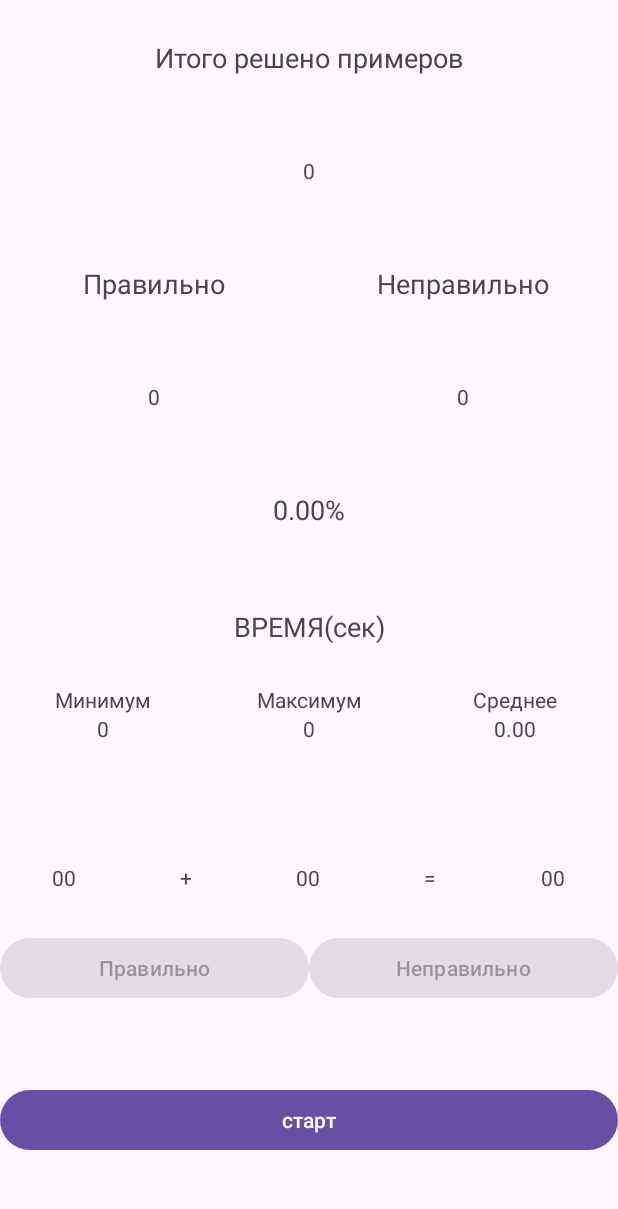
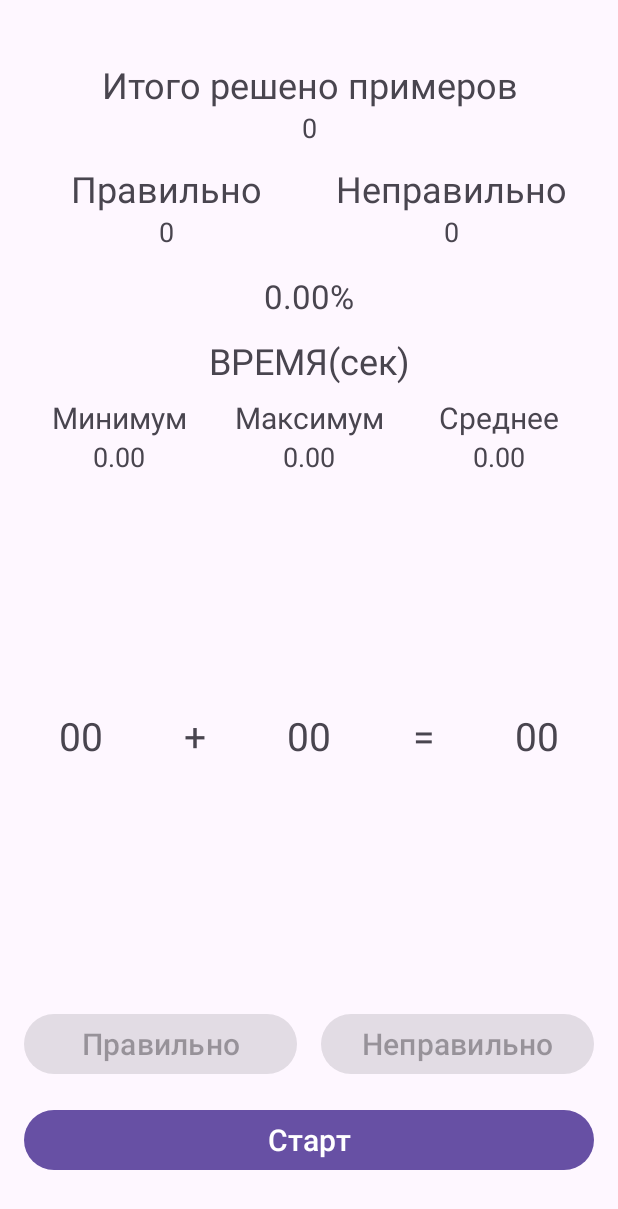
Before and after one commit to Pipotka/SolveExample, an Android app: the layout activity_main.xml on its own in the app's theme, with its tools: preview values and no code run, on a phone screen of 412 x 824 dp. Shown: the top 1209 px of the screen. Run offline under Robolectric (Android 15) with nearby library versions, the phone set to English and light mode, and no system bars.

Commit message:
Изменил макет

```diff
--- a/app/src/main/java/com/example/solveexample/MainActivity.kt
+++ b/app/src/main/java/com/example/solveexample/MainActivity.kt
@@ -9,8 +9,6 @@ import androidx.activity.enableEdgeToEdge
 import androidx.appcompat.app.AppCompatActivity
 import androidx.core.content.ContextCompat
 import com.example.solveexample.databinding.ActivityMainBinding
-import java.util.Timer
-import kotlin.math.min
 import kotlin.random.Random
 
 class MainActivity : AppCompatActivity() {
@@ -18,11 +16,11 @@ class MainActivity : AppCompatActivity() {
     private var problem = Problem()
     private var problemBook = ProblemBook()
     private var countDownTimer: CountDownTimer? = null
-    private var seconds = 0
-    private var minTime = 1000
-    private var maxTime = 0
+    private var miliSeconds = 0
+    private var minTime = 10000000.0f
+    private var maxTime = 0.00f
     private var avrTime = 0.00f
-    private var timeRecords = ArrayList<Int>()
+    private var timeRecords = ArrayList<Float>()
 
 
     override fun onCreate(savedInstanceState: Bundle?) {
@@ -47,7 +45,7 @@ class MainActivity : AppCompatActivity() {
             else -> false
         }
         stopTimer()
-        timeRecords.add(seconds)
+        timeRecords.add(getMiliseconds())
         binding.correctButton.isEnabled = false
         binding.incorrectButton.isEnabled = false
 
@@ -127,31 +125,41 @@ class MainActivity : AppCompatActivity() {
         binding.totalCount.text = "${problemBook.correctlySolvedProblems + problemBook.incorrectlySolvedProblems}"
         binding.correctCount.text = problemBook.correctlySolvedProblems.toString()
         binding.incorrectCount.text = problemBook.incorrectlySolvedProblems.toString()
-        binding.percentCorrect.text = "${"%.2f".format(problemBook.getPercentageOfCorrectAnswers())}%"
+        binding.percentCorrect.text = formatFloat(problemBook.getPercentageOfCorrectAnswers()) + '%'
     }
 
     private fun showTimerState(){
         binding.maxTime.text = maxTime.toString()
         binding.minTime.text = minTime.toString()
-        binding.avgTime.text = "${"%.2f".format(avrTime)}"
+        binding.avgTime.text = formatFloat(avrTime)
     }
 
     private fun updateTimerState(){
-        if (minTime > seconds) minTime = seconds
-        if (maxTime < seconds) maxTime = seconds
+        if (minTime > getMiliseconds()) minTime = getMiliseconds()
+        if (maxTime < getMiliseconds()) maxTime = getMiliseconds()
         avrTime = if (timeRecords.count() == 0) 0.0f else timeRecords.sum().toFloat() / timeRecords.count().toFloat()
+    }
+
+    private fun formatFloat(number : Float) : String{
+        return "%.2f".format(number)
     }
 
     private fun startTimer() {
         if (countDownTimer != null) return
 
-        countDownTimer = object : CountDownTimer(Long.MAX_VALUE, 1000) {
+        countDownTimer = object : CountDownTimer(Long.MAX_VALUE, 1) {
             override fun onTick(millisUntilFinished: Long) {
-                seconds++
+                miliSeconds++
             }
 
             override fun onFinish() {}
-        }.start()
+        }
+
+        countDownTimer?.start()
+    }
+
+    private fun getMiliseconds() : Float{
+        return miliSeconds.toFloat() / 1000f
     }
 
     private fun stopTimer() {
@@ -162,6 +170,6 @@ class MainActivity : AppCompatActivity() {
     private fun resetTimer() {
         countDownTimer?.cancel()
         countDownTimer = null
-        seconds = 0
+        miliSeconds = 0
     }
 }
--- a/app/src/main/res/layout/activity_main.xml
+++ b/app/src/main/res/layout/activity_main.xml
@@ -5,91 +5,34 @@
     android:layout_width="match_parent"
     android:layout_height="match_parent"
     android:orientation="vertical"
+    android:padding="16dp"
     tools:context=".MainActivity">
+
+    <LinearLayout
+        android:layout_width="match_parent"
+        android:layout_height="wrap_content"
+        android:orientation="vertical"
+        android:layout_marginTop="24dp">
 
         <TextView
             android:layout_width="match_parent"
             android:layout_height="wrap_content"
-        android:layout_weight="1"
             android:gravity="center"
             android:text="@string/total_solved"
-        android:textSize="18sp" />
+            android:textSize="24sp"/>
 
         <TextView
             android:id="@+id/total_count"
             android:layout_width="match_parent"
             android:layout_height="wrap_content"
             android:gravity="center"
-        android:layout_weight="1"
-        android:text="0" />
+            android:text="0"
+            android:textSize="18sp"
+            android:layout_marginBottom="12dp"/>
 
         <LinearLayout
             android:layout_width="match_parent"
             android:layout_height="wrap_content"
-        android:layout_weight="1"
-        android:orientation="horizontal">
-
-        <TextView
-            android:layout_width="match_parent"
-            android:layout_height="match_parent"
-            android:layout_weight="1"
-            android:gravity="center"
-            android:text="@string/correct"
-            android:textSize="18sp" />
-
-        <TextView
-            android:layout_width="match_parent"
-            android:layout_height="match_parent"
-            android:layout_weight="1"
-            android:gravity="center"
-            android:text="@string/incorrect"
-            android:textSize="18sp" />
-    </LinearLayout>
-
-    <LinearLayout
-        android:layout_width="match_parent"
-        android:layout_height="wrap_content"
-        android:layout_weight="1"
-        android:orientation="horizontal">
-
-        <TextView
-            android:id="@+id/correct_count"
-            android:layout_width="match_parent"
-            android:layout_height="match_parent"
-            android:layout_weight="1"
-            android:gravity="center"
-            android:text="0" />
-
-        <TextView
-            android:id="@+id/incorrect_count"
-            android:layout_width="match_parent"
-            android:layout_height="match_parent"
-            android:layout_weight="1"
-            android:gravity="center"
-            android:text="0" />
-    </LinearLayout>
-
-    <TextView
-        android:id="@+id/percent_correct"
-        android:layout_width="match_parent"
-        android:layout_height="wrap_content"
-        android:layout_weight="1"
-        android:gravity="center"
-        android:text="0.00%"
-        android:textSize="18sp" />
-
-    <TextView
-        android:layout_width="match_parent"
-        android:layout_height="wrap_content"
-        android:layout_weight="1"
-        android:gravity="center"
-        android:text="@string/time"
-        android:textSize="18sp" />
-
-    <LinearLayout
-        android:layout_width="match_parent"
-        android:layout_height="wrap_content"
-        android:layout_weight="1"
             android:orientation="horizontal">
 
             <LinearLayout
@@ -102,14 +45,16 @@
                     android:layout_width="match_parent"
                     android:layout_height="wrap_content"
                     android:gravity="center"
-                android:text="@string/min_time" />
+                    android:text="@string/correct"
+                    android:textSize="24sp"/>
 
                 <TextView
-                android:id="@+id/min_time"
+                    android:id="@+id/correct_count"
                     android:layout_width="match_parent"
                     android:layout_height="wrap_content"
                     android:gravity="center"
-                android:text="0" />
+                    android:text="0"
+                    android:textSize="18sp"/>
             </LinearLayout>
 
             <LinearLayout
@@ -122,14 +67,73 @@
                     android:layout_width="match_parent"
                     android:layout_height="wrap_content"
                     android:gravity="center"
-                android:text="@string/max_time" />
+                    android:text="@string/incorrect"
+                    android:textSize="24sp"/>
 
                 <TextView
-                android:id="@+id/max_time"
+                    android:id="@+id/incorrect_count"
                     android:layout_width="match_parent"
                     android:layout_height="wrap_content"
                     android:gravity="center"
-                android:text="0" />
+                    android:text="0"
+                    android:textSize="18sp"/>
+            </LinearLayout>
+        </LinearLayout>
+    </LinearLayout>
+
+    <LinearLayout
+        android:layout_width="match_parent"
+        android:layout_height="wrap_content"
+        android:orientation="vertical"
+        android:layout_marginTop="16dp">
+
+        <TextView
+            android:id="@+id/percent_correct"
+            android:layout_width="match_parent"
+            android:layout_height="wrap_content"
+            android:gravity="center"
+            android:text="0.00%"
+            android:textSize="22sp"/>
+
+        <LinearLayout
+            android:layout_width="match_parent"
+            android:layout_height="wrap_content"
+            android:orientation="vertical"
+            android:layout_marginTop="12dp">
+
+            <TextView
+                android:layout_width="match_parent"
+                android:layout_height="wrap_content"
+                android:gravity="center"
+                android:text="@string/time"
+                android:textSize="24sp"/>
+
+            <LinearLayout
+                android:layout_width="match_parent"
+                android:layout_height="wrap_content"
+                android:orientation="horizontal"
+                android:layout_marginTop="8dp">
+
+                <LinearLayout
+                    android:layout_width="0dp"
+                    android:layout_height="wrap_content"
+                    android:layout_weight="1"
+                    android:orientation="vertical">
+
+                    <TextView
+                        android:layout_width="match_parent"
+                        android:layout_height="wrap_content"
+                        android:gravity="center"
+                        android:text="@string/min_time"
+                        android:textSize="20sp"/>
+
+                    <TextView
+                        android:id="@+id/min_time"
+                        android:layout_width="match_parent"
+                        android:layout_height="wrap_content"
+                        android:gravity="center"
+                        android:text="0.00"
+                        android:textSize="18sp"/>
                 </LinearLayout>
 
                 <LinearLayout
@@ -142,67 +146,117 @@
                         android:layout_width="match_parent"
                         android:layout_height="wrap_content"
                         android:gravity="center"
-                android:text="@string/avg_time" />
+                        android:text="@string/max_time"
+                        android:textSize="20sp"/>
+
+                    <TextView
+                        android:id="@+id/max_time"
+                        android:layout_width="match_parent"
+                        android:layout_height="wrap_content"
+                        android:gravity="center"
+                        android:text="0.00"
+                        android:textSize="18sp"/>
+                </LinearLayout>
+
+                <LinearLayout
+                    android:layout_width="0dp"
+                    android:layout_height="wrap_content"
+                    android:layout_weight="1"
+                    android:orientation="vertical">
+
+                    <TextView
+                        android:layout_width="match_parent"
+                        android:layout_height="wrap_content"
+                        android:gravity="center"
+                        android:text="@string/avg_time"
+                        android:textSize="20sp"/>
 
                     <TextView
                         android:id="@+id/avg_time"
                         android:layout_width="match_parent"
                         android:layout_height="wrap_content"
                         android:gravity="center"
-                android:text="0.00" />
+                        android:text="0.00"
+                        android:textSize="18sp"/>
+                </LinearLayout>
+            </LinearLayout>
+        </LinearLayout>
+    </LinearLayout>
+
+    <LinearLayout
+        android:layout_width="match_parent"
+        android:layout_height="0dp"
+        android:layout_weight="1"
+        android:gravity="center"
+        android:orientation="vertical">
+
+        <LinearLayout
+            android:layout_width="match_parent"
+            android:layout_height="wrap_content"
+            android:orientation="horizontal">
+
+            <LinearLayout
+                android:layout_width="match_parent"
+                android:layout_height="wrap_content"
+                android:layout_marginBottom="8dp"
+                android:orientation="horizontal">
+
+                <TextView
+                    android:id="@+id/first_number"
+                    android:layout_width="0dp"
+                    android:layout_height="wrap_content"
+                    android:layout_weight="1"
+                    android:gravity="center"
+                    android:text="00"
+                    android:textSize="26sp"/>
+
+                <TextView
+                    android:id="@+id/operation"
+                    android:layout_width="0dp"
+                    android:layout_height="wrap_content"
+                    android:layout_weight="1"
+                    android:gravity="center"
+                    android:text="+"
+                    android:textSize="26sp"/>
+
+                <TextView
+                    android:id="@+id/second_number"
+                    android:layout_width="0dp"
+                    android:layout_height="wrap_content"
+                    android:layout_weight="1"
+                    android:gravity="center"
+                    android:text="00"
+                    android:textSize="26sp"/>
+
+                <TextView
+                    android:layout_width="0dp"
+                    android:layout_height="wrap_content"
+                    android:layout_weight="1"
+                    android:gravity="center"
+                    android:text="="
+                    android:textSize="26sp"/>
+
+                <TextView
+                    android:id="@+id/answer"
+                    android:layout_width="0dp"
+                    android:layout_height="wrap_content"
+                    android:layout_weight="1"
+                    android:gravity="center"
+                    android:text="00"
+                    android:textSize="26sp"/>
+            </LinearLayout>
         </LinearLayout>
     </LinearLayout>
 
     <LinearLayout
         android:layout_width="match_parent"
         android:layout_height="wrap_content"
-        android:layout_weight="1"
-        android:orientation="horizontal">
-
-        <TextView
-            android:id="@+id/first_number"
-            android:layout_width="wrap_content"
-            android:layout_height="match_parent"
-            android:layout_weight="1"
-            android:gravity="center"
-            android:text="00" />
-
-        <TextView
-            android:id="@+id/operation"
-            android:layout_width="wrap_content"
-            android:layout_height="match_parent"
-            android:layout_weight="1"
-            android:gravity="center"
-            android:text="+" />
-
-        <TextView
-            android:id="@+id/second_number"
-            android:layout_width="wrap_content"
-            android:layout_height="match_parent"
-            android:layout_weight="1"
-            android:gravity="center"
-            android:text="00" />
-
-        <TextView
-            android:layout_width="wrap_content"
-            android:layout_height="match_parent"
-            android:layout_weight="1"
-            android:gravity="center"
-            android:text="=" />
-
-        <TextView
-            android:id="@+id/answer"
-            android:layout_width="wrap_content"
-            android:layout_height="match_parent"
-            android:layout_weight="1"
-            android:gravity="center"
-            android:text="00" />
-    </LinearLayout>
+        android:orientation="vertical"
+        android:layout_marginBottom="24dp">
 
         <LinearLayout
             android:layout_width="match_parent"
             android:layout_height="wrap_content"
-        android:layout_weight="1"
             android:orientation="horizontal">
 
             <Button
@@ -210,31 +264,32 @@
                 android:layout_width="0dp"
                 android:layout_height="wrap_content"
                 android:layout_weight="1"
+                android:layout_marginEnd="8dp"
                 android:enabled="false"
                 android:onClick="onClickButton"
-            android:text="@string/correct" />
+                android:text="@string/correct"
+                android:textSize="20sp"/>
 
             <Button
                 android:id="@+id/incorrect_button"
                 android:layout_width="0dp"
-            android:enabled="false"
                 android:layout_height="wrap_content"
                 android:layout_weight="1"
+                android:layout_marginStart="8dp"
+                android:enabled="false"
                 android:onClick="onClickButton"
-            android:text="@string/incorrect" />
+                android:text="@string/incorrect"
+                android:textSize="20sp"/>
         </LinearLayout>
-
-    <LinearLayout
-        android:layout_width="match_parent"
-        android:layout_height="wrap_content"
-        android:layout_weight="1">
 
         <Button
             android:id="@+id/start"
             android:layout_width="match_parent"
             android:layout_height="wrap_content"
+            android:layout_marginTop="16dp"
             android:onClick="onClickStart"
-            android:text="@string/start" />
+            android:text="@string/start"
+            android:textSize="20sp"/>
     </LinearLayout>
 
 </LinearLayout>
--- a/app/src/main/res/values/strings.xml
+++ b/app/src/main/res/values/strings.xml
@@ -3,7 +3,7 @@
     <string name="total_solved">Итого решено примеров</string>
     <string name="incorrect">Неправильно</string>
     <string name="correct">Правильно</string>
-    <string name="start">старт</string>
+    <string name="start">Старт</string>
     <string name="check">Проверка</string>
     <string name="time">ВРЕМЯ(сек)</string>
     <string name="min_time">Минимум</string>
```
Lines whose indentation alone changed are shown as unchanged.
